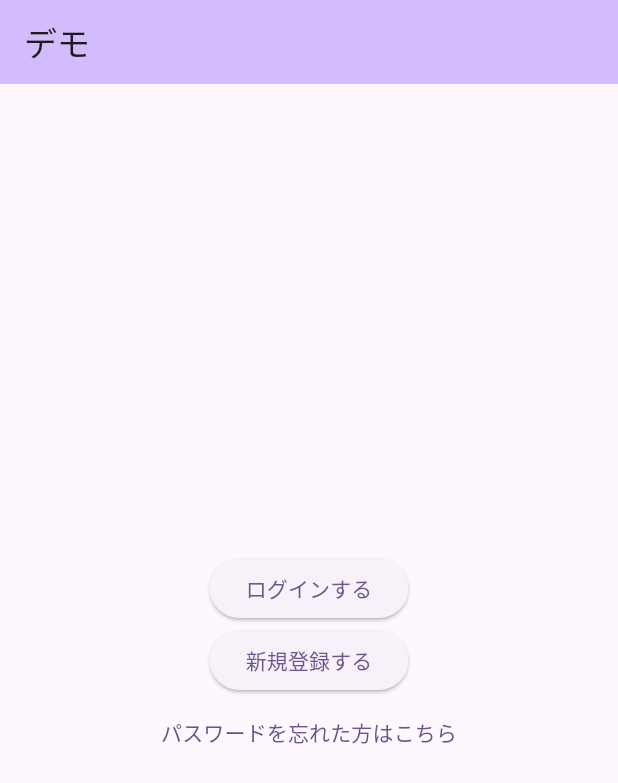
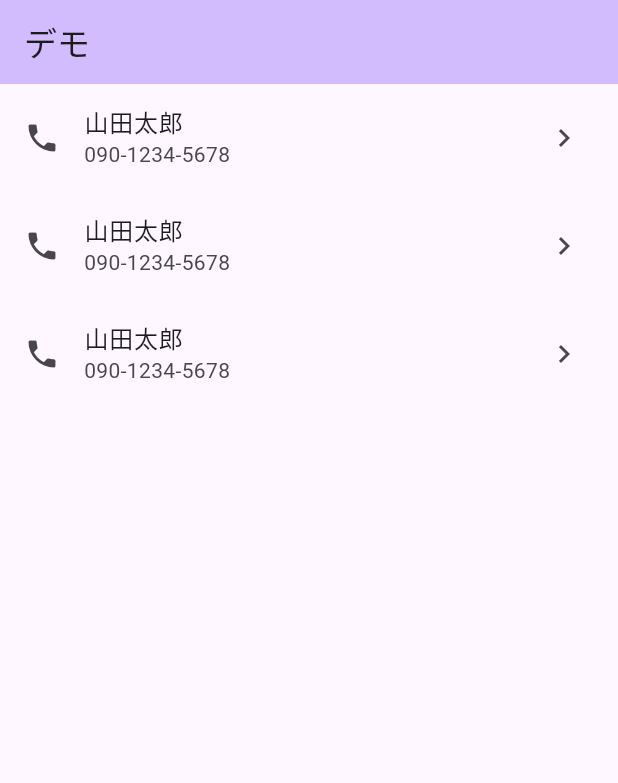
Before and after one commit to Toshipy/flutter-sample-app, a Flutter app: the screen it shows after launch, on a phone screen of 412 x 824 dp. Shown: the top 783 px of the screen. Run offline on Flutter 3.47's test engine with Material 3 defaults, Android fonts, the phone set to English and light mode, and no system bars.

Commit message:
phone book ui

```diff
--- a/lib/main.dart
+++ b/lib/main.dart
@@ -38,42 +38,33 @@ class _MyHomePageState extends State<MyHomePage> {
         backgroundColor: Theme.of(context).colorScheme.inversePrimary,
         title: Text(widget.title),
       ),
-      body: Center(
-        child: Column(
-          mainAxisAlignment: MainAxisAlignment.center,
+      body: ListView(
         children: [
-            ElevatedButton(
-              onPressed: () {
-                showDialog(context: context, builder: (context) {
-                  return const AlertDialog(
-                    title: Text('ログインしました'),
-                  );
-                },);
+          ListTile(
+            leading: Icon(Icons.phone),
+            title: Text('山田太郎'),
+            subtitle: Text('090-1234-5678'),
+            trailing: Icon(Icons.keyboard_arrow_right),
+            onTap: () {
             },
-              child: const Text('ログインする'),
           ),
-            ElevatedButton(
-              onPressed: () {
-                showDialog(context: context, builder: (context) {
-                  return const AlertDialog(
-                    title: Text('新規登録しました'),
-                  );
-                },);
+          ListTile(
+            leading: Icon(Icons.phone),
+            title: Text('山田太郎'),
+            subtitle: Text('090-1234-5678'),
+            trailing: Icon(Icons.keyboard_arrow_right),
+            onTap: () {
             },
-              child: const Text('新規登録する'),
           ),
-            TextButton(
-              onPressed: () {
-                showDialog(context: context, builder: (context) {
-                  return const AlertDialog(
-                    title: Text('パスワードを忘れた方はこちら'),
-                  );
-                });
+          ListTile(
+            leading: Icon(Icons.phone),
+            title: Text('山田太郎'),
+            subtitle: Text('090-1234-5678'),
+            trailing: Icon(Icons.keyboard_arrow_right),
+            onTap: () {
             },
-              child: const Text('パスワードを忘れた方はこちら'),
           )
         ],
-        ),
       ),
       );
   }
```
Lines whose indentation alone changed are shown as unchanged.
